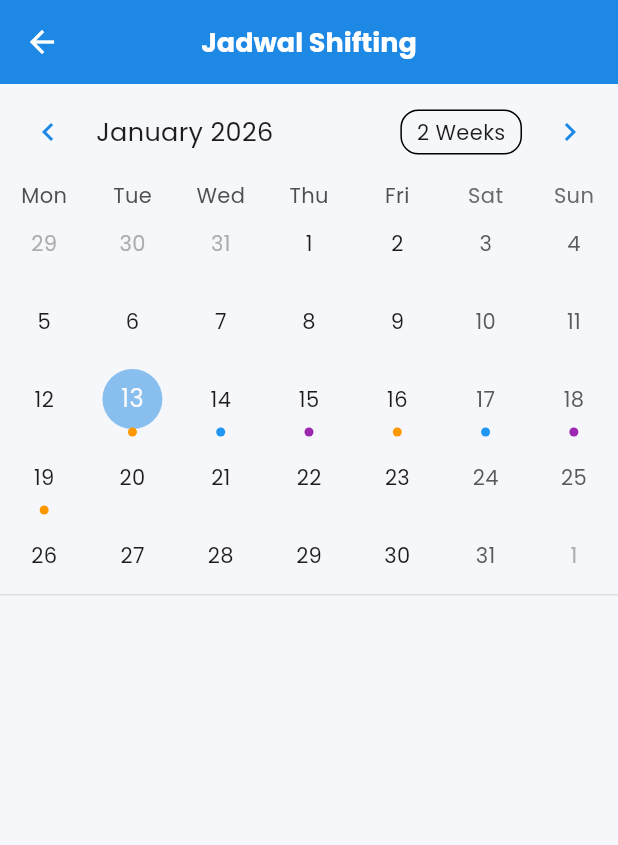
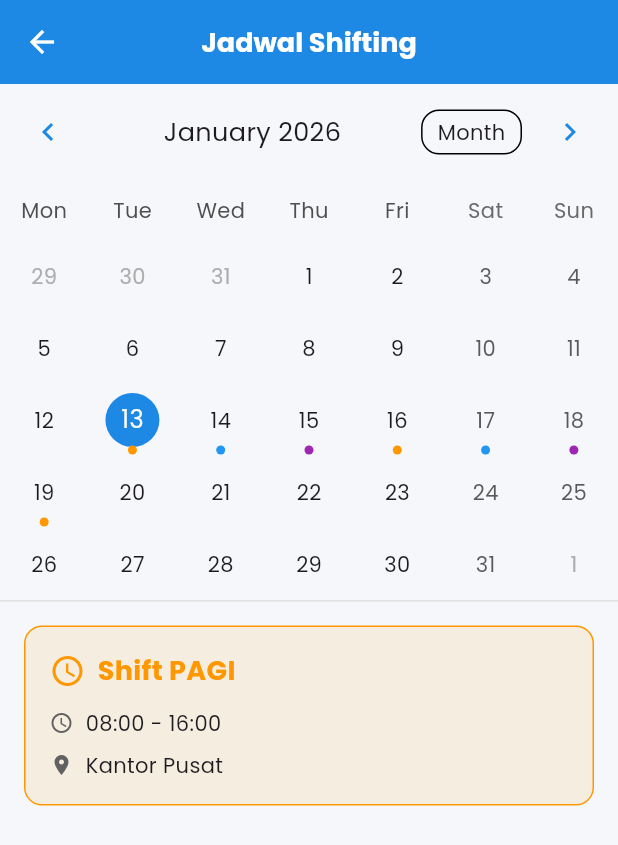
Before and after one commit to akbarmaulanad22/glosindo-connect-attendance-mobile, a Flutter app: the ShiftingScreen screen opened directly, on a phone screen of 412 x 824 dp. Shown: the top 845 px of the screen. Run offline on Flutter 3.47's test engine with Material 3 defaults, Android fonts, the phone set to English and light mode, and no system bars; drawn by our look-alikes of table_calendar; our stand-ins replace dio, fl_chart, geolocator, google_fonts, image_picker, permission_handler and 1 more; accounts and stored records are empty.

Commit message:
shifing mark

```diff
--- a/lib/screens/company_info_screen.dart
+++ b/lib/screens/company_info_screen.dart
@@ -411,7 +411,8 @@ class CompanyInfoScreen extends StatelessWidget {
 
   Widget _buildValueCard(String title, IconData icon, Color color) {
     return Card(
-      color: color.withOpacity(0.1),
+      elevation: 2,
+      // color: color,
       child: Padding(
         padding: const EdgeInsets.all(16),
         child: Column(
--- a/lib/screens/pengajuan_screen.dart
+++ b/lib/screens/pengajuan_screen.dart
@@ -530,6 +530,15 @@ class _LeaveFormScreenState extends State<LeaveFormScreen> {
 
   bool _isLoading = false;
   static const String _storageKey = 'leave_requests';
+
+  @override
+  void initState() {
+    super.initState();
+    // Add listener to text controller for reactive validation
+    _reasonController.addListener(() {
+      setState(() {}); // Trigger rebuild when text changes
+    });
+  }
 
   @override
   void dispose() {
--- a/lib/screens/shifting_screen.dart
+++ b/lib/screens/shifting_screen.dart
@@ -18,6 +18,7 @@ class _ShiftingScreenState extends State<ShiftingScreen> {
   @override
   void initState() {
     super.initState();
+    _selectedDay = _focusedDay;
     _loadData();
   }
 
@@ -36,18 +37,31 @@ class _ShiftingScreenState extends State<ShiftingScreen> {
         builder: (context, viewModel, _) {
           return Column(
             children: [
-              TableCalendar(
+              // Wrap TableCalendar dengan Container untuk memberikan constraint
+              Container(
+                decoration: BoxDecoration(
+                  border: Border(
+                    bottom: BorderSide(color: Colors.grey.shade300),
+                  ),
+                ),
+                child: TableCalendar(
                   firstDay: DateTime.utc(2020, 1, 1),
                   lastDay: DateTime.utc(2030, 12, 31),
                   focusedDay: _focusedDay,
                   selectedDayPredicate: (day) => isSameDay(_selectedDay, day),
                   calendarFormat: _calendarFormat,
                   startingDayOfWeek: StartingDayOfWeek.monday,
+
+                  // Properti penting untuk sizing yang konsisten
+                  daysOfWeekHeight: 40,
+                  rowHeight: 48,
+
                   availableCalendarFormats: const {
                     CalendarFormat.month: 'Month',
                     CalendarFormat.twoWeeks: '2 Weeks',
                     CalendarFormat.week: 'Week',
                   },
+
                   calendarStyle: CalendarStyle(
                     todayDecoration: BoxDecoration(
                       color: const Color(0xFF1E88E5).withOpacity(0.5),
@@ -57,17 +71,31 @@ class _ShiftingScreenState extends State<ShiftingScreen> {
                       color: Color(0xFF1E88E5),
                       shape: BoxShape.circle,
                     ),
+                    // Properti tambahan untuk styling yang lebih baik
+                    markersMaxCount: 1,
+                    canMarkersOverflow: false,
                   ),
+
+                  headerStyle: const HeaderStyle(
+                    formatButtonVisible: true,
+                    titleCentered: true,
+                    formatButtonShowsNext: false,
+                  ),
+
                   onDaySelected: (selectedDay, focusedDay) {
                     setState(() {
                       _selectedDay = selectedDay;
                       _focusedDay = focusedDay;
                     });
                   },
+
                   onPageChanged: (focusedDay) {
+                    setState(() {
                       _focusedDay = focusedDay;
+                    });
                     _loadData();
                   },
+
                   onFormatChanged: (format) {
                     if (_calendarFormat != format) {
                       setState(() {
@@ -75,6 +103,7 @@ class _ShiftingScreenState extends State<ShiftingScreen> {
                       });
                     }
                   },
+
                   calendarBuilders: CalendarBuilders(
                     markerBuilder: (context, date, events) {
                       final shift = viewModel.getShiftForDate(date);
@@ -95,15 +124,32 @@ class _ShiftingScreenState extends State<ShiftingScreen> {
                     },
                   ),
                 ),
-              const Divider(),
-              if (_selectedDay != null) ...[
-                Padding(
+              ),
+
+              // Gunakan Expanded untuk konten detail shift
+              Expanded(
+                child: SingleChildScrollView(
+                  child: _selectedDay != null
+                      ? Padding(
                           padding: const EdgeInsets.all(16),
                           child: _buildShiftDetail(
                             viewModel.getShiftForDate(_selectedDay!),
                           ),
+                        )
+                      : Center(
+                          child: Padding(
+                            padding: const EdgeInsets.all(24),
+                            child: Text(
+                              'Pilih tanggal untuk melihat detail shift',
+                              style: TextStyle(
+                                color: Colors.grey.shade600,
+                                fontSize: 14,
                               ),
-              ],
+                            ),
+                          ),
+                        ),
+                ),
+              ),
             ],
           );
         },
```
Lines whose indentation alone changed are shown as unchanged.
